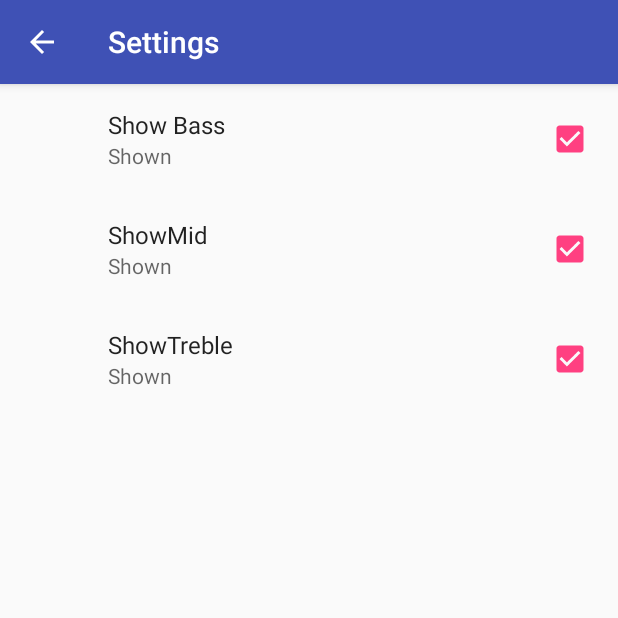
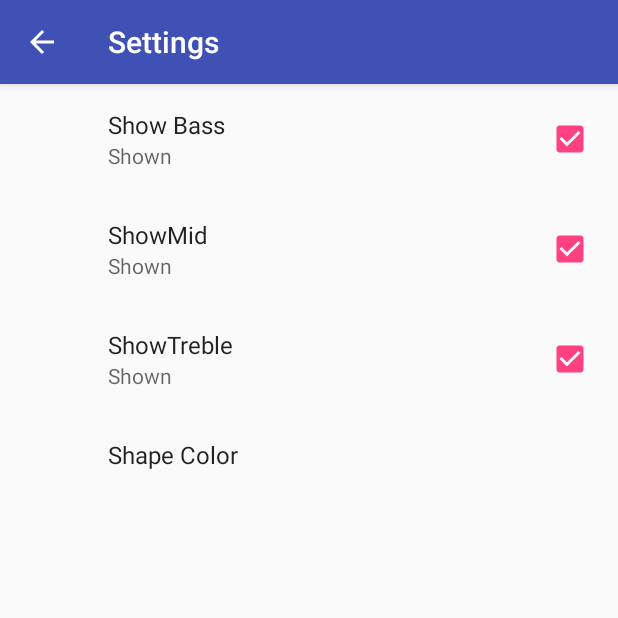
Before and after one commit to karbandi/T06.02.MakeAPreferenceFragment, an Android app: the screen it shows after launch (SettingsActivity), in the options menu, after a tap on "Settings", on a phone screen of 412 x 824 dp, the top half of it. Run offline under Robolectric (Android 15) with nearby library versions, the phone set to English and light mode, and no system bars; our stand-ins replace androidx.preference; 1 statement that could not run was skipped.

Commit message:
List Preference

```diff
--- a/app/src/main/java/android/example/com/visualizerpreferences/VisualizerActivity.java
+++ b/app/src/main/java/android/example/com/visualizerpreferences/VisualizerActivity.java
@@ -56,9 +56,15 @@ public class VisualizerActivity extends AppCompatActivity  implements SharedPref
         mVisualizerView.setShowTreble(sharedPreferences.getBoolean(getString(R.string.pref_ShowTreble_key),getResources().getBoolean(R.bool.pref_show_treble_default)));
 
         mVisualizerView.setMinSizeScale(1);
-        mVisualizerView.setColor(getString(R.string.pref_color_red_value));
+        load_color_from_preferences(sharedPreferences);
+
 
         sharedPreferences.registerOnSharedPreferenceChangeListener(this);
+    }
+
+    public void load_color_from_preferences(SharedPreferences sharedPreferences) {
+        mVisualizerView.setColor(sharedPreferences.getString(getString(R.string.pref_color_key),
+                getString(R.string.pref_color_red_value)));
     }
 
     /**
@@ -161,6 +167,8 @@ public class VisualizerActivity extends AppCompatActivity  implements SharedPref
         else if(key.equals(getString(R.string.pref_ShowTreble_key))) {
             mVisualizerView.setShowTreble(sharedPreferences.getBoolean(key,getResources().getBoolean(R.bool.pref_show_treble_default)));
         }
+        else if(key.equals(getString(R.string.pref_color_key))) {
+            load_color_from_preferences(sharedPreferences);    }
     }
 
     @Override
--- /dev/null
+++ b/app/src/main/res/values/array.xml
@@ -0,0 +1,18 @@
+<?xml version="1.0" encoding="utf-8"?>
+<resources>
+    <array name="pref_color_option_lable">
+        <item>@string/pref_color_red_lable</item>
+        <item>@string/pref_color_green_lable</item>
+        <item>@string/pref_color_blue_lable</item>
+       <!-- <item>@string/pref_color_cyan_lable</item>
+       -->
+    </array>
+
+    <array name="pref_color_option_value">
+        <item>@string/pref_color_red_value</item>
+        <item>@string/pref_color_green_value</item>
+        <item>@string/pref_color_blue_value</item>
+        <!--   <item>@string/pref_color_cyan_value</item>
+        -->
+      </array>
+  </resources>
--- a/app/src/main/res/values/strings.xml
+++ b/app/src/main/res/values/strings.xml
@@ -7,14 +7,25 @@
           - Used by Preferences  -
           - - - - - - - - - - - - - - - -->
 
-    <!-- Value in SharedPreferences for red color option -->
+    <!--
+   List Preference
+   !-->
+
+    <!-- Value and lable in SharedPreferences for red color option -->
     <string name="pref_color_red_value" translatable="false">red</string>
+    <string name="pref_color_red_lable" >Red</string>
 
     <!-- Value in SharedPreferences for blue color option -->
     <string name="pref_color_blue_value" translatable="false">blue</string>
+    <string name="pref_color_blue_lable">Blue</string>
 
     <!-- Value in SharedPreferences for green color option -->
     <string name="pref_color_green_value" translatable="false">green</string>
+    <string name="pref_color_green_lable">Green</string>
+
+   <!-- <string name="pref_color_cyan_value" translatable="false">black</string>
+    <string name="pref_color_cyan_lable">Cyan</string>
+-->
     <string name="Show_bass">Show Bass</string>
     <string name="hidden">Hidden</string>
     <string name="shown">Shown</string>
@@ -23,4 +34,9 @@
     <string name="pref_ShowMid_key" translatable="false">show_mid</string>
     <string name="pref_ShowTreble_key" translatable="false">show_treble</string>
     <string name="pref_Show_Treble_lable">ShowTreble</string>
+
+
+    <string name="pref_color_key" translatable="false">color</string>
+
+    <string name="shape_color_lable">Shape Color</string>
 </resources>
--- a/app/src/main/res/xml/pref_visualizer.xml
+++ b/app/src/main/res/xml/pref_visualizer.xml
@@ -30,4 +30,13 @@
         android:title="@string/pref_Show_Treble_lable">
 
     </CheckBoxPreference>
+
+    <ListPreference
+        android:defaultValue="@string/pref_color_red_value"
+        android:entries="@array/pref_color_option_lable"
+        android:entryValues="@array/pref_color_option_value"
+        android:key="@string/pref_color_key"
+        android:title="@string/shape_color_lable">
+
+    </ListPreference>
 </PreferenceScreen>
```
